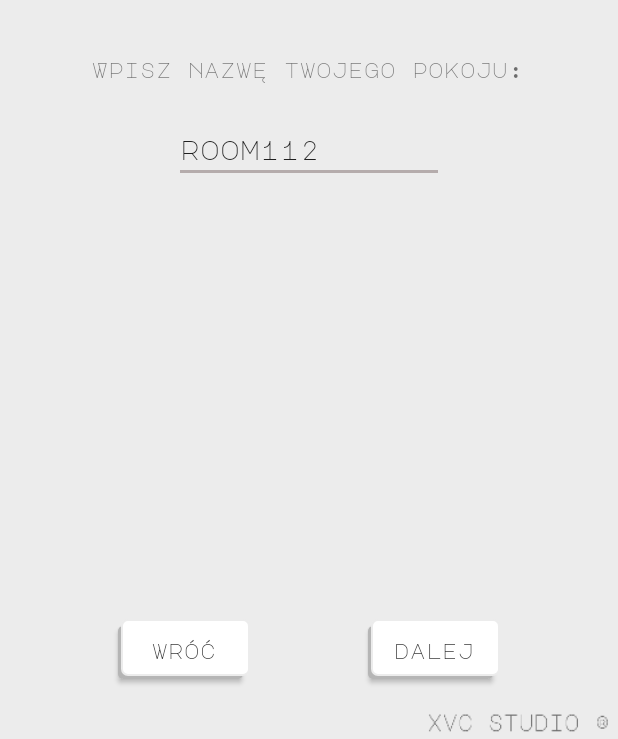
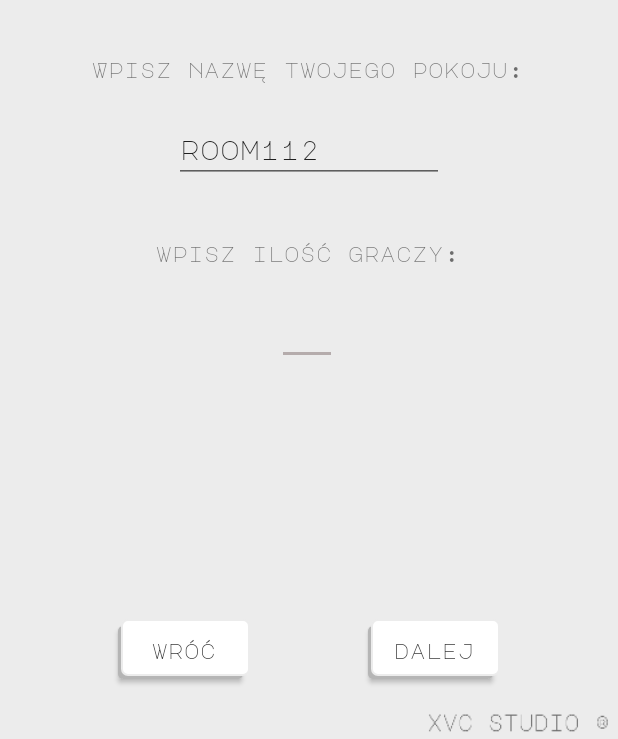
Before and after one commit to creativecbr/UWD_android_studio, an Android app: the CreateRoom screen opened directly, with no data from a screen before it, on a phone screen of 412 x 824 dp, the part 497-1236 px from its top. Run offline under Robolectric (Android 15) with nearby library versions, the phone set to English and light mode, and no system bars.

Commit message:
Added: - Limit of players in game, with input text - Player limit filter for input - 100% working connection with joining confirmation
Feature 6.

```diff
--- a/app/src/main/java/lesniewski/pawel/uwd_android_studio/CreateRoom.kt
+++ b/app/src/main/java/lesniewski/pawel/uwd_android_studio/CreateRoom.kt
@@ -3,27 +3,32 @@ package lesniewski.pawel.uwd_android_studio
 import android.bluetooth.BluetoothAdapter
 import android.bluetooth.BluetoothAdapter.getDefaultAdapter
 import android.content.Intent
-import androidx.appcompat.app.AppCompatActivity
 import android.os.Bundle
+import android.text.InputFilter
 import android.view.View
 import android.widget.Button
+import android.widget.EditText
 import android.widget.Toast
+import androidx.appcompat.app.AppCompatActivity
 import kotlinx.android.synthetic.main.activity_create_room.*
 import lesniewski.pawel.uwd_android_studio.interfaces.IFragmentChanger
 import lesniewski.pawel.uwd_android_studio.tools.Constants.REQUEST_CODE_ENABLE_BT
-import java.util.*
+import lesniewski.pawel.uwd_android_studio.tools.PlayerLimitFilter
+
 
 class CreateRoom : AppCompatActivity(), IFragmentChanger {
 
 
     private var bluetoothOn = false
+    lateinit var playerLimitBar: EditText
+    lateinit var inputRoomName: EditText
     lateinit var bAdapter:BluetoothAdapter
 
 
     override fun onCreate(savedInstanceState: Bundle?) {
       super.onCreate(savedInstanceState)
       setContentView(R.layout.activity_create_room)
-      bAdapter = getDefaultAdapter()
+      getViews()
 
       // back button service
       var btn = findViewById<View>(R.id.backButton) as Button
@@ -32,29 +37,51 @@ class CreateRoom : AppCompatActivity(), IFragmentChanger {
       }
 
       //send input button service
-      btn = findViewById<View>(R.id.refreshListButton) as Button
+      btn = findViewById<View>(R.id.nextButton) as Button
       btn.setOnClickListener{
           bluetoothRequestIfDisabled()
-
       }
 
+
+
   }
-  private fun goToServerWaitingActivity()
+
+    private fun getViews() {
+        bAdapter = getDefaultAdapter()
+        playerLimitBar = findViewById<EditText>(R.id.playerLimit)
+        playerLimitBar.filters = arrayOf<InputFilter>(PlayerLimitFilter("1","5"))
+        inputRoomName = findViewById<EditText>(R.id.inputRoomName)
+    }
+
+    private fun goToServerWaitingActivity()
   {
       val roomName =  getInputRoomName()
+      val limit = getPlayersLimit()
 
       bAdapter.name = "[UWD]$roomName"
       val intent = Intent(this, ServerWaitingForPlayers::class.java)
       intent.putExtra("roomName", roomName)
+      intent.putExtra("playersLimit", limit)
       startActivity(intent)
   }
 
+    private fun getPlayersLimit(): String {
+
+        val limit = playerLimitBar.text.toString()
+        return if(limit!="")
+            limit
+        else
+            "1"
+    }
+
     private fun getInputRoomName(): String {
-        val tmp = inputRoomName.text.toString()
-        if(tmp!="")
-            return tmp
+
+        val name = inputRoomName.text.toString()
+
+        return if(name!="")
+            name
         else
-            return "room_997"
+            "XVC_STUDIO"
     }
   private fun bluetoothRequestIfDisabled()
   {
--- a/app/src/main/java/lesniewski/pawel/uwd_android_studio/tools/Constants.kt
+++ b/app/src/main/java/lesniewski/pawel/uwd_android_studio/tools/Constants.kt
@@ -4,14 +4,14 @@ import java.util.*
 
 object Constants {
 
-    val APP_UUID = UUID.fromString("3b4c7719-3738-4234-94a3-22d72dbb8a74")
+    val CONNECT_UUID: UUID = UUID.fromString("3b4c7719-3738-4234-94a3-22d72dbb8a74")
+    val GAME_UUID: UUID = UUID.fromString("5795fe82-fff0-11ea-adc1-0242ac120002")
 
-
-    const val PLAYER_LIMIT = 1
     const val REQUEST_CODE_ENABLE_BT: Int = 1
     const val REQUEST_CODE_ENABLE_DISCOVERABILTY: Int = 2
     const val DISCOVERABLE_DURATION = 120 // in seconds
     const val AMOUNT_OF_ANSWERS_ON_START = 3
+    const val ATTEMPS_CONNECTION_NUMBER = 5
 
     const val STATE_LISTENING = 1
     const val STATE_CONNECTING = 2
--- /dev/null
+++ b/app/src/main/java/lesniewski/pawel/uwd_android_studio/tools/PlayerLimitFilter.kt
@@ -0,0 +1,40 @@
+package lesniewski.pawel.uwd_android_studio.tools
+
+import android.text.InputFilter
+import android.text.Spanned
+
+class PlayerLimitFilter : InputFilter {
+
+    private var min: Int
+    private var max: Int
+
+    constructor(min: Int, max: Int) {
+        this.min = min
+        this.max = max
+    }
+
+    constructor(min: String, max: String) {
+        this.min = min.toInt()
+        this.max = max.toInt()
+    }
+
+    override fun filter(
+        source: CharSequence,
+        start: Int,
+        end: Int,
+        dest: Spanned,
+        dstart: Int,
+        dend: Int
+    ): CharSequence? {
+        try {
+            val input = (dest.toString() + source.toString()).toInt()
+            if (isInRange(min, max, input)) return null
+        } catch (nfe: NumberFormatException) {
+        }
+        return ""
+    }
+
+    private fun isInRange(a: Int, b: Int, c: Int): Boolean {
+        return if (b > a) c >= a && c <= b else c >= b && c <= a
+    }
+}
--- a/app/src/main/res/layout/activity_create_room.xml
+++ b/app/src/main/res/layout/activity_create_room.xml
@@ -7,6 +7,31 @@
     android:background="@drawable/background"
     tools:context=".CreateRoom">
 
+
+    <EditText
+        android:id="@+id/playerLimit"
+        android:layout_width="@dimen/numberInputWidth"
+        android:layout_height="wrap_content"
+        android:layout_marginTop="20dp"
+        android:autofillHints=""
+        android:ems="10"
+        android:inputType="number"
+        app:layout_constraintEnd_toEndOf="parent"
+        app:layout_constraintHorizontal_bias="0.497"
+        app:layout_constraintStart_toStartOf="parent"
+        app:layout_constraintTop_toBottomOf="@+id/playerLimitBar" />
+
+    <TextView
+        android:id="@+id/playerLimitBar"
+        android:layout_width="wrap_content"
+        android:layout_height="wrap_content"
+        android:layout_marginTop="36dp"
+        android:fontFamily="@font/major_regular"
+        android:text="@string/putPlayersLimit"
+        app:layout_constraintEnd_toEndOf="parent"
+        app:layout_constraintHorizontal_bias="0.496"
+        app:layout_constraintStart_toStartOf="parent"
+        app:layout_constraintTop_toBottomOf="@+id/inputRoomName" />
 
     <TextView
         android:id="@+id/textView"
@@ -30,7 +55,7 @@
         android:ems="10"
         android:fontFamily="@font/major_regular"
         android:inputType="textPersonName"
-        android:labelFor="@id/refreshListButton"
+        android:labelFor="@id/nextButton"
         android:text="@string/exampleRoomName"
         app:layout_constraintEnd_toEndOf="parent"
         app:layout_constraintStart_toStartOf="parent"
@@ -38,7 +63,7 @@
         tools:ignore="LabelFor" />
 
     <Button
-        android:id="@+id/refreshListButton"
+        android:id="@+id/nextButton"
         android:layout_width="wrap_content"
         android:layout_height="40dp"
         android:layout_marginBottom="40dp"
@@ -61,7 +86,7 @@
         android:text="@string/backButton"
         android:textAppearance="@style/TextAppearance.AppCompat.Body2"
         app:layout_constraintBottom_toBottomOf="parent"
-        app:layout_constraintEnd_toStartOf="@+id/refreshListButton"
+        app:layout_constraintEnd_toStartOf="@+id/nextButton"
         app:layout_constraintHorizontal_bias="0.5"
         app:layout_constraintHorizontal_chainStyle="spread"
         app:layout_constraintStart_toStartOf="parent" />
--- a/app/src/main/res/layout/activity_join_to_room.xml
+++ b/app/src/main/res/layout/activity_join_to_room.xml
@@ -67,7 +67,7 @@
         android:text="@string/scanButton"
         android:textAppearance="@style/TextAppearance.AppCompat.Body2"
         app:layout_constraintBottom_toBottomOf="parent"
-        app:layout_constraintEnd_toStartOf="@+id/refreshListButton"
+        app:layout_constraintEnd_toStartOf="@+id/nextButton"
         app:layout_constraintHorizontal_bias="0.5"
         app:layout_constraintStart_toEndOf="@+id/backButton" />
 
@@ -86,7 +86,7 @@
         app:layout_constraintStart_toStartOf="parent" />
 
     <Button
-        android:id="@+id/refreshListButton"
+        android:id="@+id/nextButton"
         android:layout_width="wrap_content"
         android:layout_height="@dimen/buttonHeight"
         android:layout_marginBottom="30dp"
--- a/app/src/main/res/layout/activity_server_waiting_for_players.xml
+++ b/app/src/main/res/layout/activity_server_waiting_for_players.xml
@@ -84,12 +84,12 @@
         android:text="@string/beDiscoverable"
         android:textAppearance="@style/TextAppearance.AppCompat.Body2"
         app:layout_constraintBottom_toBottomOf="parent"
-        app:layout_constraintEnd_toStartOf="@+id/refreshListButton"
+        app:layout_constraintEnd_toStartOf="@+id/nextButton"
         app:layout_constraintHorizontal_bias="0.5"
         app:layout_constraintStart_toEndOf="@+id/backButton" />
 
     <Button
-        android:id="@+id/refreshListButton"
+        android:id="@+id/nextButton"
         android:layout_width="wrap_content"
         android:layout_height="@dimen/buttonHeight"
         android:layout_marginBottom="30dp"
--- a/app/src/main/res/values/dimens.xml
+++ b/app/src/main/res/values/dimens.xml
@@ -5,4 +5,5 @@
     <dimen name="buttonHeight">45dp</dimen>
     <dimen name="logoTopMargin">300dp</dimen>
     <dimen name="menuButtonsMargin">25dp</dimen>
+    <dimen name="numberInputWidth">40dp</dimen>
 </resources>
--- a/app/src/main/res/values/strings.xml
+++ b/app/src/main/res/values/strings.xml
@@ -45,4 +45,5 @@
     <string name="chooseAnswer">wybierz</string>
     <string name="waitForAnswers">poczekaj na odpowiedzi</string>
     <string name="waitForQuestionsAndAnswers">czekaj na zestaw</string>
+    <string name="putPlayersLimit">wpisz ilość graczy:</string>
 </resources>
```
Also changed, not shown: app/src/main/java/lesniewski/pawel/uwd_android_studio/ClientMechanics.kt (+28 -6 lines), app/src/main/java/lesniewski/pawel/uwd_android_studio/JoinToRoom.kt (+4 -7 lines), app/src/main/java/lesniewski/pawel/uwd_android_studio/ServerMechanics.kt (+17 -7 lines), app/src/main/java/lesniewski/pawel/uwd_android_studio/ServerWaitingForPlayers.kt (+32 -25 lines), app/src/main/java/lesniewski/pawel/uwd_android_studio/fragmentsService/ShowQuestion.kt (+6 -6 lines), app/src/main/java/lesniewski/pawel/uwd_android_studio/interfaces/IBluetoothConnectionManager.kt (+29 -9 lines).
